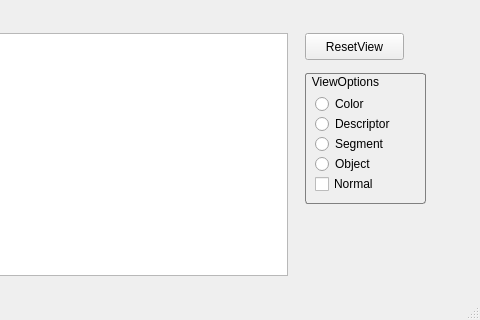
This is mainwindow.ui in goodgodgd/PointCloudApps as Qt 5 draws it before an edit; both pictures show x 385 to 865 and y 524 to 844 of the 865 by 844 pixel window. The edited form follows.
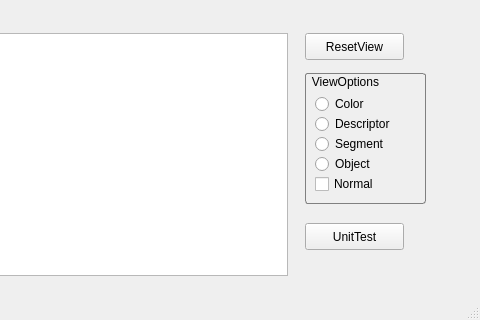
This is the edited form.

```diff
--- a/mainwindow.ui
+++ b/mainwindow.ui
@@ -189,6 +189,19 @@
      <string>ResetView</string>
     </property>
    </widget>
+   <widget class="QPushButton" name="pushButton_test">
+    <property name="geometry">
+     <rect>
+      <x>690</x>
+      <y>730</y>
+      <width>99</width>
+      <height>27</height>
+     </rect>
+    </property>
+    <property name="text">
+     <string>UnitTest</string>
+    </property>
+   </widget>
   </widget>
   <widget class="QMenuBar" name="menuBar">
    <property name="geometry">
```
